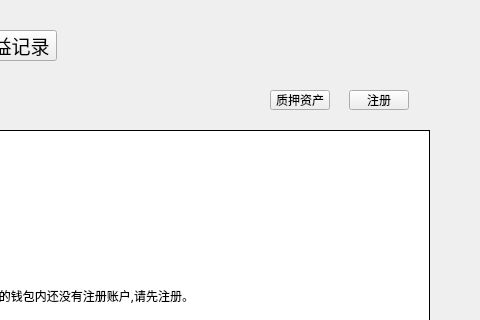
Above: LNKWallet/miner/minerpage.ui from HcashOrg/hx-indicator before the change; both pictures show x 290 to 770 and y 0 to 320 of the 770 by 530 pixel window. Below: the same form after it.
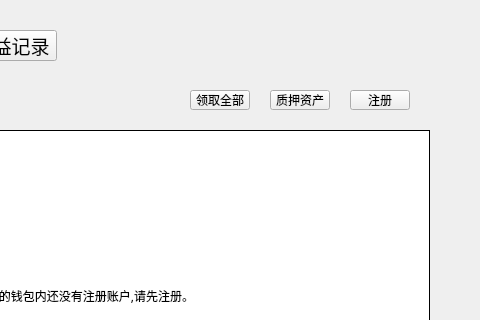
That is the form after the change. The open tabs and pages were chosen to show the change.

Diff of the .ui file:
```diff
--- a/LNKWallet/miner/minerpage.ui
+++ b/LNKWallet/miner/minerpage.ui
@@ -21,7 +21,7 @@
   <widget class="QToolButton" name="registerBtn">
    <property name="geometry">
     <rect>
-     <x>639</x>
+     <x>640</x>
      <y>90</y>
      <width>60</width>
      <height>20</height>
@@ -652,6 +652,36 @@
     <enum>Qt::Vertical</enum>
    </property>
   </widget>
+  <widget class="QToolButton" name="obtainAllBtn">
+   <property name="geometry">
+    <rect>
+     <x>480</x>
+     <y>90</y>
+     <width>60</width>
+     <height>20</height>
+    </rect>
+   </property>
+   <property name="font">
+    <font>
+     <family>微软雅黑</family>
+     <weight>50</weight>
+     <italic>false</italic>
+     <bold>false</bold>
+    </font>
+   </property>
+   <property name="cursor">
+    <cursorShape>PointingHandCursor</cursorShape>
+   </property>
+   <property name="focusPolicy">
+    <enum>Qt::NoFocus</enum>
+   </property>
+   <property name="styleSheet">
+    <string notr="true"/>
+   </property>
+   <property name="text">
+    <string>领取全部</string>
+   </property>
+  </widget>
  </widget>
  <resources/>
  <connections/>
```
Left out of the diff: 4 changed lines with no effect on the pictures.
